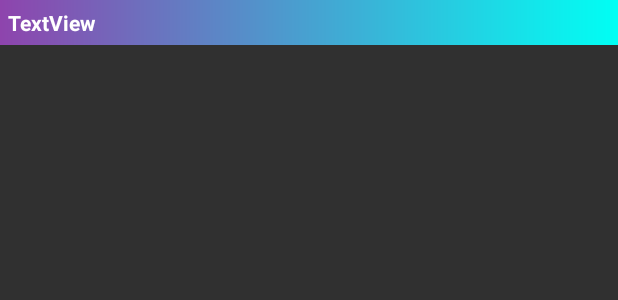
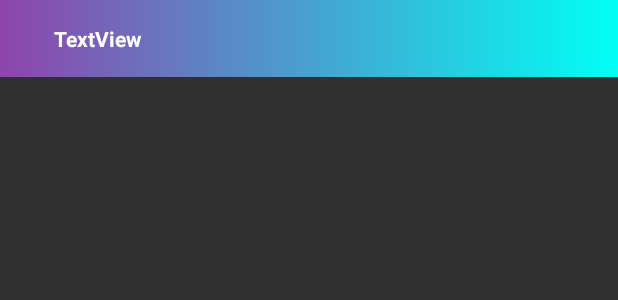
Before and after one commit to wmi-students/wmi-timetable-android, an Android app: the layout meeting_header.xml on its own in the app's theme, with its tools: preview values and no code run, on a phone screen of 412 x 824 dp. Shown: the top 300 px of the screen. Run offline under Robolectric (Android 15) with nearby library versions, the phone set to English and light mode, and no system bars.

Commit message:
Enable expanding meeting days

```diff
--- a/app/src/main/java/pl/edu/amu/wmi/wmitimetable/adapter/MeetingListAdapter.java
+++ b/app/src/main/java/pl/edu/amu/wmi/wmitimetable/adapter/MeetingListAdapter.java
@@ -125,8 +125,8 @@ public class MeetingListAdapter extends BaseExpandableListAdapter {
     public View getGroupView(int groupPosition, boolean isExpanded,
                              View convertView, ViewGroup parent) {
 
-        ExpandableListView mExpandableListView = (ExpandableListView) parent;
-        mExpandableListView.expandGroup(groupPosition);
+//        ExpandableListView mExpandableListView = (ExpandableListView) parent;
+//        mExpandableListView.expandGroup(groupPosition);
 
         MeetingDay meetingDay = meetingDays.get(groupPosition);
 
--- a/app/src/main/res/layout/meeting_header.xml
+++ b/app/src/main/res/layout/meeting_header.xml
@@ -11,7 +11,9 @@
         android:textSize="14dp"
         android:textStyle="bold"
         android:background="@drawable/shape_gradient_day_header"
-        android:padding="5dp"
+        android:paddingLeft="36dp"
+        android:paddingTop="16dp"
+        android:paddingBottom="16dp"
         android:textColor="@color/colorSettingsForeground"
         android:id="@+id/meeting_day_header" />
 
```
Also changed, not shown: app/src/main/java/pl/edu/amu/wmi/wmitimetable/MainActivity.java (+11 -0 lines).
